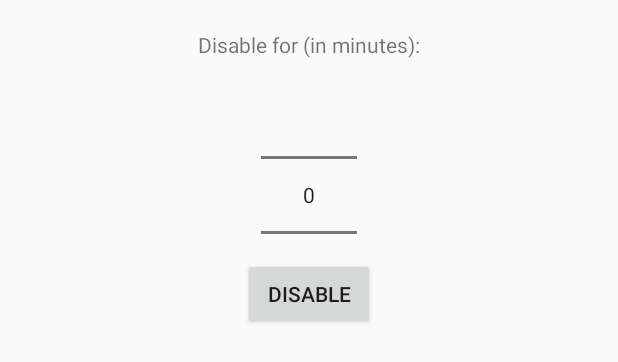
After one commit to shmulik-klein/OnDutyPager, an Android app: the layout dialog.xml on its own in the app's theme, with its tools: preview values and no code run, on a phone screen of 412 x 824 dp. The commit adds this screen. Shown: the top 362 px of the screen. Run offline under Robolectric (Android 15) with nearby library versions, the phone set to English and light mode, and no system bars.

Commit message:
add disable option

```diff
--- a/app/src/main/AndroidManifest.xml
+++ b/app/src/main/AndroidManifest.xml
@@ -5,6 +5,7 @@
     <uses-permission android:name="android.permission.RECEIVE_SMS" />
     <uses-permission android:name="android.permission.READ_SMS" />
     <uses-permission android:name="android.permission.RECEIVE_BOOT_COMPLETED" />
+    <uses-permission android:name="android.permission.VIBRATE"/>
 
     <application
         android:allowBackup="true"
@@ -30,9 +31,6 @@
         <activity
             android:name=".MainActivity"
             android:launchMode="singleTop" />
-        <activity
-            android:name=".SettingsActivity"
-            android:label="@string/title_activity_settings" />
     </application>
 
 </manifest>
--- /dev/null
+++ b/app/src/main/res/layout/dialog.xml
@@ -0,0 +1,28 @@
+<RelativeLayout xmlns:android="http://schemas.android.com/apk/res/android"
+    android:layout_width="match_parent"
+    android:layout_height="match_parent"
+    android:padding="20dp" >
+
+    <TextView
+        android:layout_width="wrap_content"
+        android:layout_height="wrap_content"
+        android:layout_alignParentTop="true"
+        android:layout_centerHorizontal="true"
+        android:text="@string/disable_min" />
+
+    <NumberPicker
+        android:layout_marginTop="20dp"
+        android:id="@+id/numberPicker"
+        android:layout_width="wrap_content"
+        android:layout_height="wrap_content"
+        android:layout_alignParentTop="true"
+        android:layout_centerHorizontal="true" />
+
+    <Button
+        android:id="@+id/disable_button"
+        android:layout_width="wrap_content"
+        android:layout_height="wrap_content"
+        android:layout_centerHorizontal="true"
+        android:layout_alignBottom="@id/numberPicker"
+        android:text="@string/disable" />
+</RelativeLayout>
--- a/app/src/main/res/values/strings.xml
+++ b/app/src/main/res/values/strings.xml
@@ -3,4 +3,8 @@
     <string name="sms_msg">Wake up! You\'re on a shift!</string>
     <string name="close">Close</string>
     <string name="sleep_msg">Sleep tight!</string>
+    <string name="disable">Disable</string>
+    <string name="disable_min">Disable for (in minutes):</string>
+    <string name="disabled">disabled</string>
+    <string name="enable">Enable</string>
 </resources>
```
Also changed, not shown: app/src/main/java/com/sklein/ubimo_pager/MainActivity.java (+36 -5 lines), app/src/main/java/com/sklein/ubimo_pager/SMSReceiver.java (+0 -13 lines), app/src/main/java/com/sklein/ubimo_pager/WelcomeActivity.java (+79 -1 lines), app/src/main/res/menu/menu_main.xml (added, +7 -0 lines), 1 other file.
